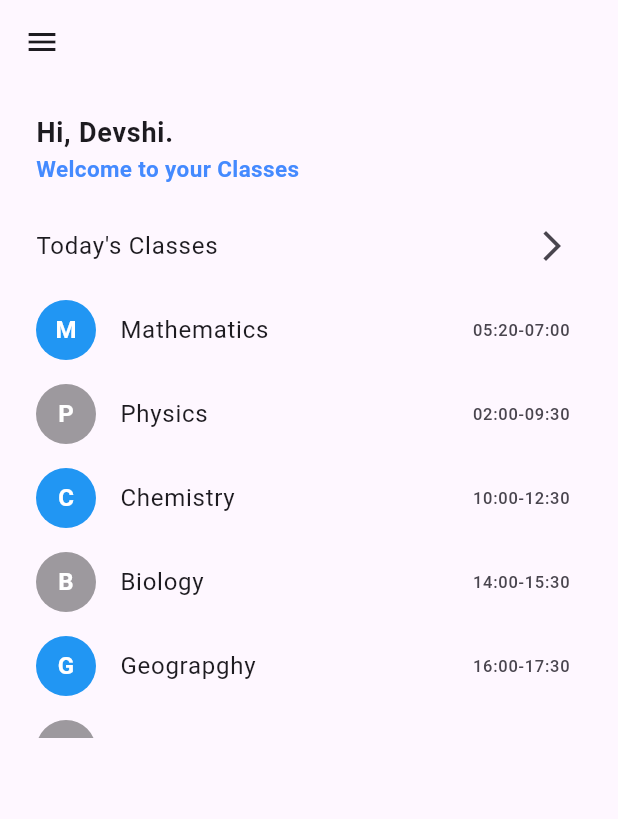
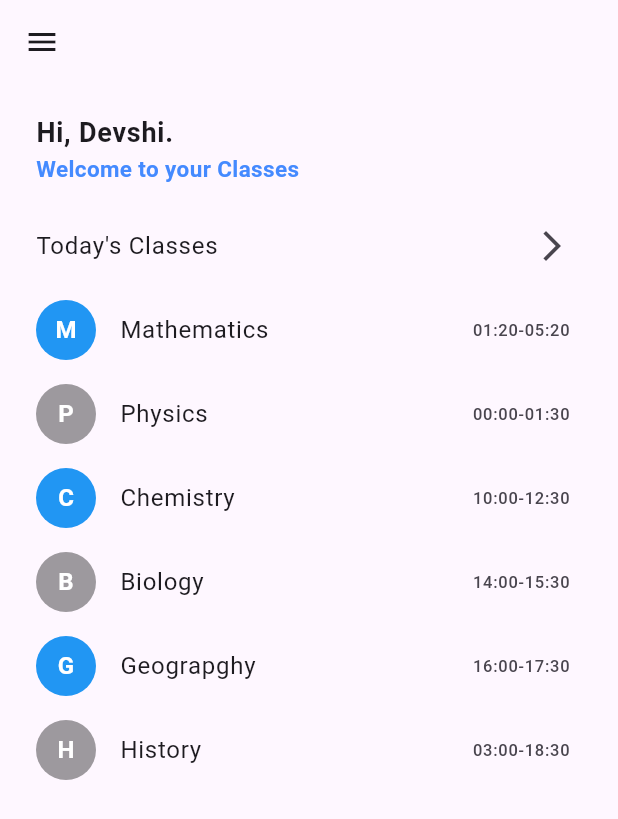
Before and after one commit to DevshiDeno/CODSOFT_Task_no1_school_attendance, a Flutter app: the Home screen opened directly with empty values, on a phone screen of 412 x 824 dp. Shown: the top 819 px of the screen. Run offline on Flutter 3.47's test engine with Material 2 defaults, Android fonts, the phone set to English and light mode, and no system bars; our stand-ins replace cloud_firestore, firebase_auth, firebase_core, sidebarx; missing offline and left inert: flutter_barcode_scanner, upi_payment_qrcode_generator; accounts and stored records are empty.

Commit message:
change the home screen layout

```diff
--- a/lib/Home/home.dart
+++ b/lib/Home/home.dart
@@ -75,7 +75,7 @@ class _HomeState extends State<Home> {
           ),
           Container(
             width: we,
-            height: 300,
+            height: he*0.7,
             child: ListView.builder(
               itemCount: Subject.subjects.length,
               itemBuilder: (context, index) {
--- a/lib/Model/Subject.dart
+++ b/lib/Model/Subject.dart
@@ -16,32 +16,32 @@ class Subject {
   static final List<Subject> subjects = [
     Subject(
       datetimeRange: DateTimeRange(
-        start: DateTime(2023, 10, 9, 05, 20),
-        end: DateTime(2023, 10, 9, 07, 0),
+        start: DateTime(2023, 10, 10, 01, 20),
+        end: DateTime(2023, 10, 10, 05, 20),
       ),
       title: "Mathematics",
       icon: Icons.numbers,
     ),
     Subject(
       datetimeRange: DateTimeRange(
-        start: DateTime(2023, 10, 8, 02, 00),
-        end: DateTime(2023, 10, 8, 09, 30),
+        start: DateTime(2023, 10, 10, 00, 00),
+        end: DateTime(2023, 10, 10, 01, 30),
       ),
       title: "Physics",
       icon: Icons.numbers,
     ),
     Subject(
       datetimeRange: DateTimeRange(
-        start: DateTime(2023, 10, 8, 10, 00),
-        end: DateTime(2023, 10, 8,12, 30),
+        start: DateTime(2023, 10, 10, 10, 00),
+        end: DateTime(2023, 10, 10,12, 30),
       ),
       title: "Chemistry",
       icon: Icons.numbers,
     ),
     Subject(
       datetimeRange: DateTimeRange(
-        start: DateTime(2023, 10, 4, 14, 00),
-        end: DateTime(2023, 10, 4, 15, 30),
+        start: DateTime(2023, 10, 10, 14, 00),
+        end: DateTime(2023, 10, 10, 15, 30),
       ),
       title: "Biology",
       icon: Icons.numbers,
```
